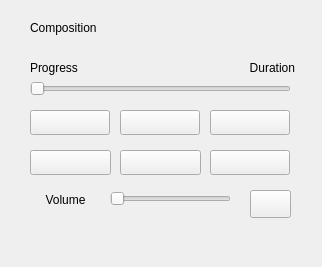
This is widget.ui in ZellosMet/MediaPlayer as Qt 5 draws it before an edit. The edited form follows.
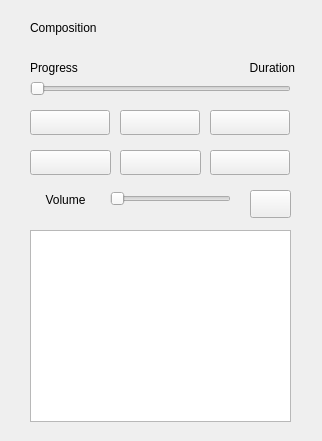
This is the edited form. Icons and pictures are not drawn.

Patch:
```diff
--- a/widget.ui
+++ b/widget.ui
@@ -7,7 +7,7 @@
     <x>0</x>
     <y>0</y>
     <width>322</width>
-    <height>267</height>
+    <height>441</height>
    </rect>
   </property>
   <property name="windowTitle">
@@ -215,6 +215,16 @@
     <string/>
    </property>
   </widget>
+  <widget class="QTableView" name="tvPlayList">
+   <property name="geometry">
+    <rect>
+     <x>30</x>
+     <y>230</y>
+     <width>261</width>
+     <height>192</height>
+    </rect>
+   </property>
+  </widget>
  </widget>
  <resources>
   <include location="icons.qrc"/>
```
